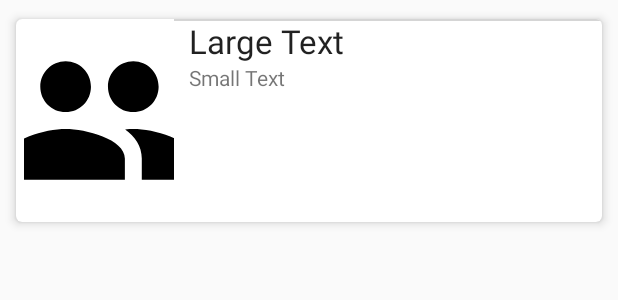
After one commit to aburgosd91/PoliceSegurity, an Android app: the layout card_elementolista.xml on its own in the app's theme, with its tools: preview values and no code run, on a phone screen of 412 x 824 dp. The commit adds this screen. Shown: the top 300 px of the screen. Run offline under Robolectric (Android 15) with nearby library versions, the phone set to English and light mode, and no system bars.

Commit message:
lista de elementos con adapter añadido

```diff
--- a/app/build.gradle
+++ b/app/build.gradle
@@ -50,6 +50,7 @@ dependencies {
     compile 'com.google.code.gson:gson:2.3'
     compile 'com.jakewharton:butterknife:7.0.1'
     compile 'com.squareup.picasso:picasso:2.5.2'
+    compile 'com.getbase:floatingactionbutton:1.10.1'
     compile group: 'com.thoughtworks.xstream', name: 'xstream', version: '1.4.7'
     compile group: 'commons-codec', name: 'commons-codec', version: '1.9'
     /*VZAVALA*/
--- /dev/null
+++ b/app/src/main/res/layout/card_elementolista.xml
@@ -0,0 +1,53 @@
+<?xml version="1.0" encoding="utf-8"?>
+<android.support.v7.widget.CardView xmlns:android="http://schemas.android.com/apk/res/android"
+    xmlns:card_view="http://schemas.android.com/apk/res-auto"
+    android:layout_width="match_parent"
+    android:layout_height="150dp"
+    android:layout_margin="5dp"
+    card_view:cardCornerRadius="4dp"
+    card_view:cardElevation="4dp"
+    card_view:cardUseCompatPadding="true">
+
+    <RelativeLayout
+        android:layout_width="wrap_content"
+        android:layout_height="wrap_content">
+
+        <ImageView
+            android:id="@+id/imagen"
+            android:layout_marginLeft="5dp"
+            android:layout_width="100dp"
+            android:layout_height="150dp"
+            android:src="@drawable/ic_menu_people"
+            android:scaleType="centerCrop" />
+
+        <TextView
+            android:layout_width="wrap_content"
+            android:layout_height="wrap_content"
+            android:textAppearance="?android:attr/textAppearanceLarge"
+            android:text="Large Text"
+            android:id="@+id/nombre"
+            android:layout_toRightOf="@+id/imagen"
+            android:layout_alignParentTop="true"
+            android:layout_marginLeft="10dp" />
+
+        <TextView
+            android:layout_width="wrap_content"
+            android:layout_height="wrap_content"
+            android:textAppearance="?android:attr/textAppearanceSmall"
+            android:text="Small Text"
+            android:id="@+id/texto1"
+            android:layout_below="@+id/nombre"
+            android:layout_alignLeft="@+id/nombre" />
+        <View
+            android:layout_width="wrap_content"
+            android:layout_height="1dp"
+            android:background="#ffd5d5d5"
+            android:id="@+id/linea"
+            android:layout_toRightOf="@+id/imagen">
+
+        </View>
+
+
+
+    </RelativeLayout>
+</android.support.v7.widget.CardView>
--- a/app/src/main/res/layout/content_navigation_police.xml
+++ b/app/src/main/res/layout/content_navigation_police.xml
@@ -10,7 +10,7 @@
     android:paddingRight="@dimen/activity_horizontal_margin"
     android:paddingTop="@dimen/activity_vertical_margin"
     app:layout_behavior="@string/appbar_scrolling_view_behavior"
-    tools:context="com.nisira.gcalderon.policesecurity.NavigationPolice"
+    tools:context="com.nisira.view.Activity.NavigationPolice_Activity"
     tools:showIn="@layout/app_bar_navigation_police">
 
 </RelativeLayout>
--- a/app/src/main/res/values/colors.xml
+++ b/app/src/main/res/values/colors.xml
@@ -4,4 +4,8 @@
     <color name="colorPrimaryDark">#000000</color>
     <color name="colorAccent">#a7a7a7</color>
     <color name="white">#FFFFFF</color>
+
+    <color name="rojo">#FF3300</color>
+    <color name="naranja">#FFCC00</color>
+    <color name="verde">#B3FF00</color>
 </resources>
--- a/app/src/main/res/values/strings.xml
+++ b/app/src/main/res/values/strings.xml
@@ -11,4 +11,7 @@
     <string name="navigation_drawer_close">Close navigation drawer</string>
 
     <string name="action_settings">Settings</string>
+
+    <!-- TODO: Remove or change this placeholder text -->
+    <string name="hello_blank_fragment">Hello blank fragment</string>
 </resources>
```
Also changed, not shown: app/src/main/java/com/nisira/view/Activity/Lista_Fragment.java (added, +98 -0 lines), app/src/main/java/com/nisira/view/Activity/NavigationPolice_Activity.java (+28 -15 lines), app/src/main/java/com/nisira/view/Adapter/Lista_Adapter.java (added, +56 -0 lines), app/src/main/res/layout/app_bar_navigation_police.xml (+7 -10 lines), app/src/main/res/layout/fragment_lista.xml (added, +63 -0 lines).
